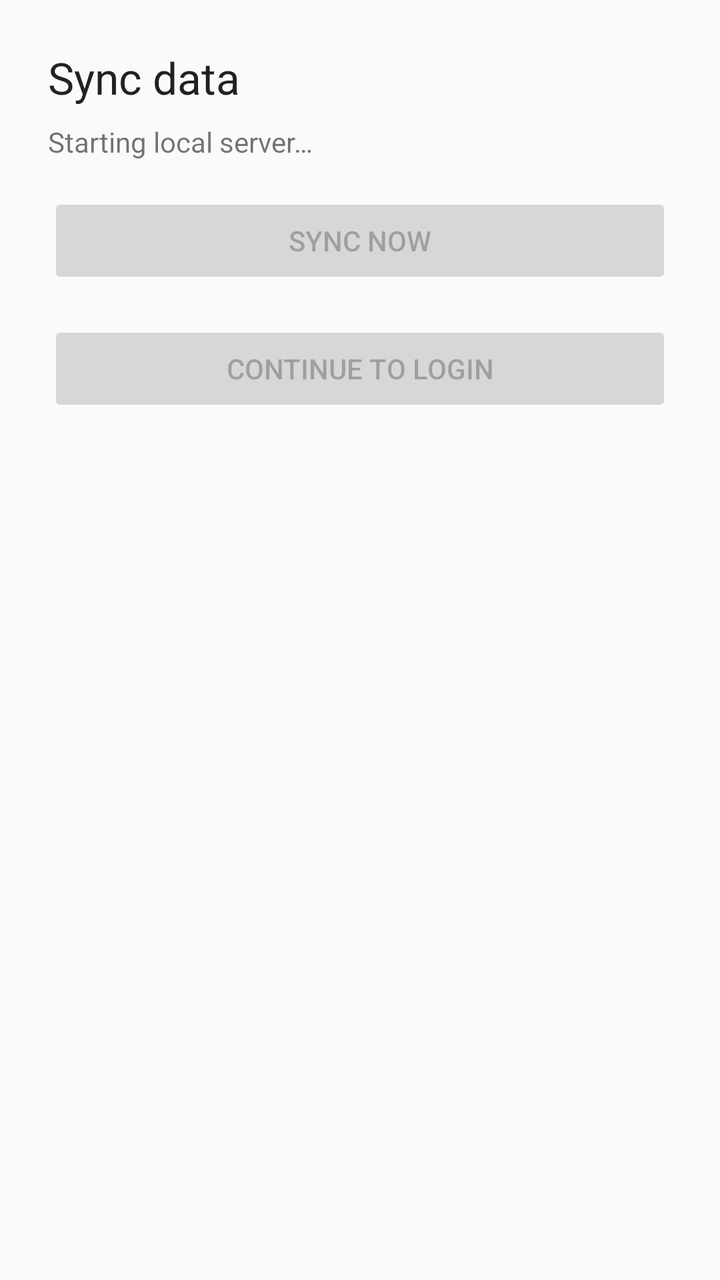
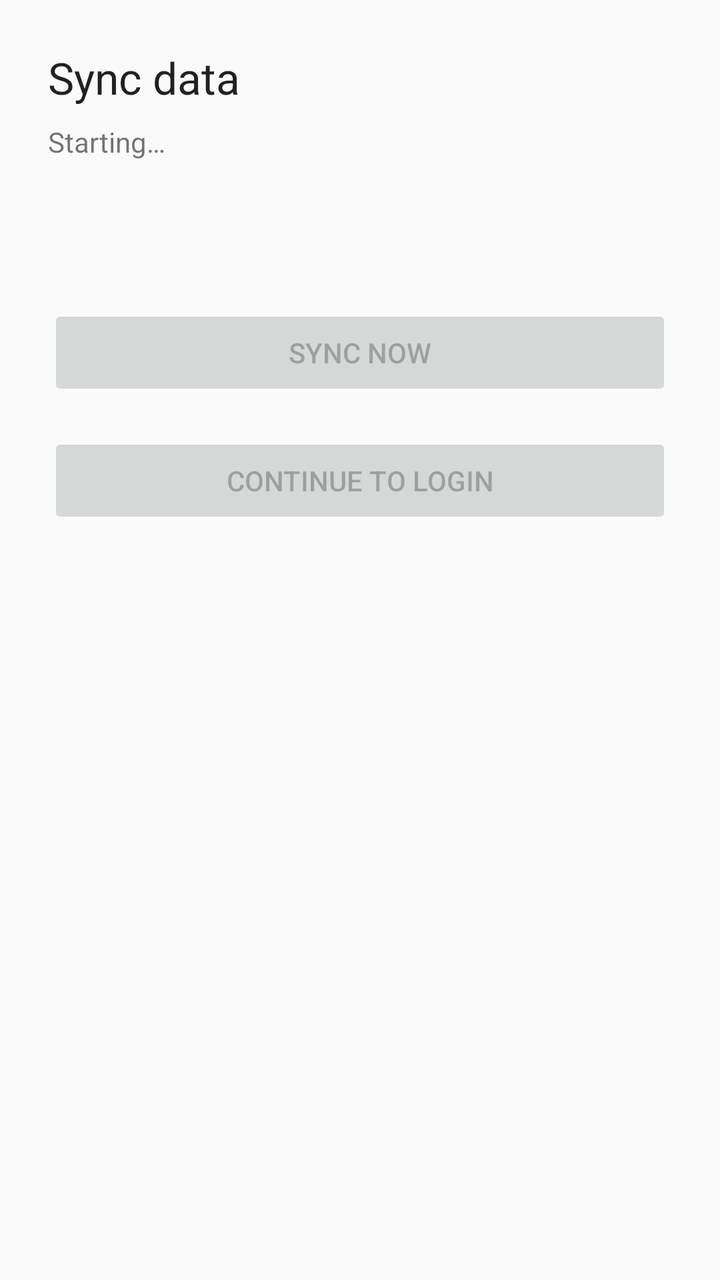

An Android layout rendered at two revisions. The XML below is the earlier revision; the diff shows what the commit changed to produce the second picture.
<!-- AndroidManifest.xml: application theme Theme.OperationsRider -->
<!-- res/layout/activity_landing.xml -->
<?xml version="1.0" encoding="utf-8"?>
<LinearLayout xmlns:android="http://schemas.android.com/apk/res/android"
    android:layout_width="match_parent"
    android:layout_height="match_parent"
    android:orientation="vertical"
    android:padding="24dp">

    <TextView
        android:layout_width="match_parent"
        android:layout_height="wrap_content"
        android:paddingBottom="8dp"
        android:text="@string/landing_title"
        android:textAppearance="?android:attr/textAppearanceLarge" />

    <TextView
        android:id="@+id/landing_status"
        android:layout_width="match_parent"
        android:layout_height="wrap_content"
        android:paddingBottom="16dp"
        android:text="@string/landing_status_starting" />

    <Button
        android:id="@+id/sync_button"
        android:layout_width="match_parent"
        android:layout_height="wrap_content"
        android:enabled="false"
        android:text="@string/landing_sync" />

    <TextView
        android:id="@+id/sync_error"
        android:layout_width="match_parent"
        android:layout_height="wrap_content"
        android:layout_marginTop="8dp"
        android:textColor="#B00020"
        android:visibility="gone" />

    <Button
        android:id="@+id/continue_button"
        android:layout_width="match_parent"
        android:layout_height="wrap_content"
        android:layout_marginTop="16dp"
        android:enabled="false"
        android:text="@string/landing_continue" />
</LinearLayout>
<!-- resources referenced by this layout -->
<resources>
  <string name="landing_continue">Continue to login</string>
  <string name="landing_status_starting">Starting local server…</string>
  <string name="landing_sync">Sync now</string>
  <string name="landing_title">Sync data</string>
  <style name="Theme.OperationsRider" parent="Theme.AppCompat.Light.NoActionBar" />
</resources>

<!-- the commit's change to res/layout/activity_landing.xml (unified diff, before → after) -->
@@ -16,8 +16,17 @@
         android:id="@+id/landing_status"
         android:layout_width="match_parent"
         android:layout_height="wrap_content"
-        android:paddingBottom="16dp"
+        android:paddingBottom="8dp"
         android:text="@string/landing_status_starting" />
+
+    <ProgressBar
+        android:id="@+id/landing_progress"
+        style="?android:attr/progressBarStyle"
+        android:layout_width="wrap_content"
+        android:layout_height="wrap_content"
+        android:layout_gravity="center_horizontal"
+        android:layout_marginBottom="16dp"
+        android:visibility="visible" />
 
     <Button
         android:id="@+id/sync_button"
@@ -26,13 +35,21 @@
         android:enabled="false"
         android:text="@string/landing_sync" />
 
-    <TextView
-        android:id="@+id/sync_error"
+    <ScrollView
         android:layout_width="match_parent"
         android:layout_height="wrap_content"
         android:layout_marginTop="8dp"
-        android:textColor="#B00020"
-        android:visibility="gone" />
+        android:fillViewport="true"
+        android:visibility="gone"
+        android:id="@+id/sync_error_scroll">
+
+        <TextView
+            android:id="@+id/sync_error"
+            android:layout_width="match_parent"
+            android:layout_height="wrap_content"
+            android:textColor="#B00020"
+            android:textIsSelectable="true" />
+    </ScrollView>
 
     <Button
         android:id="@+id/continue_button"
<!-- resource entries referenced after the edit -->
@@ -1,7 +1,7 @@
 <!-- resources referenced by this layout -->
 <resources>
   <string name="landing_continue">Continue to login</string>
-  <string name="landing_status_starting">Starting local server…</string>
+  <string name="landing_status_starting">Starting…</string>
   <string name="landing_sync">Sync now</string>
   <string name="landing_title">Sync data</string>
   <style name="Theme.OperationsRider" parent="Theme.AppCompat.Light.NoActionBar" />
